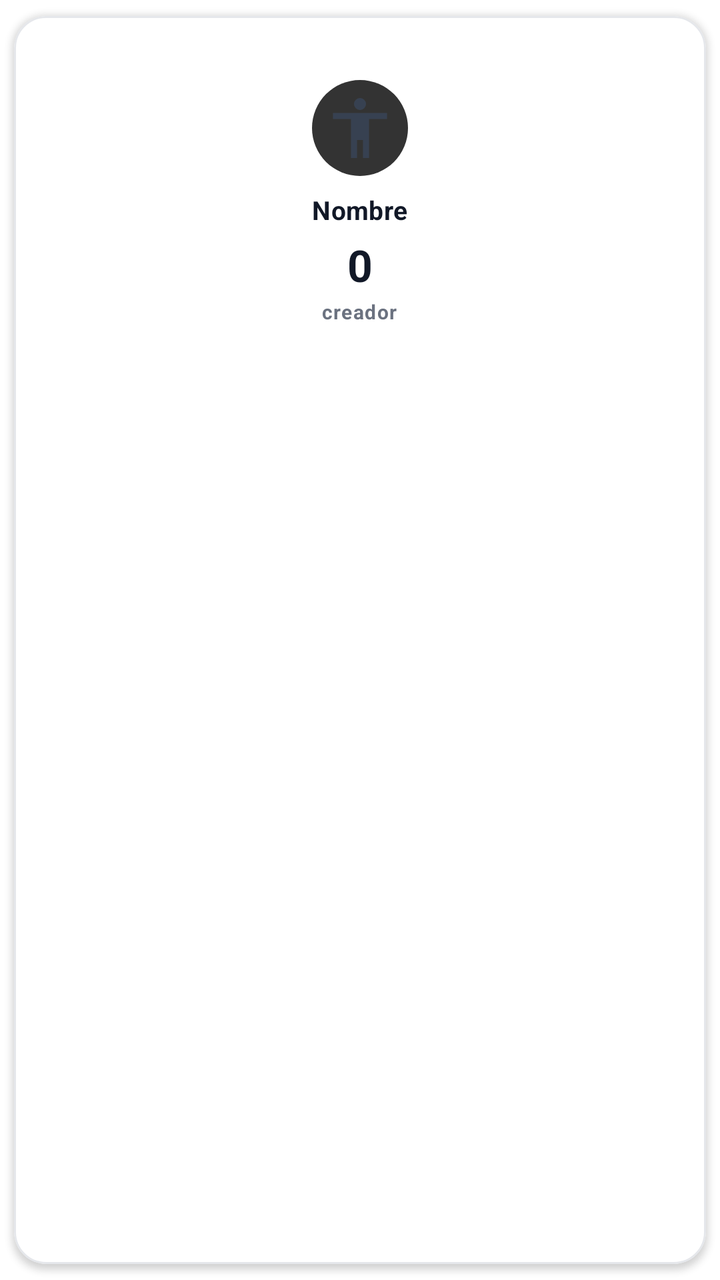
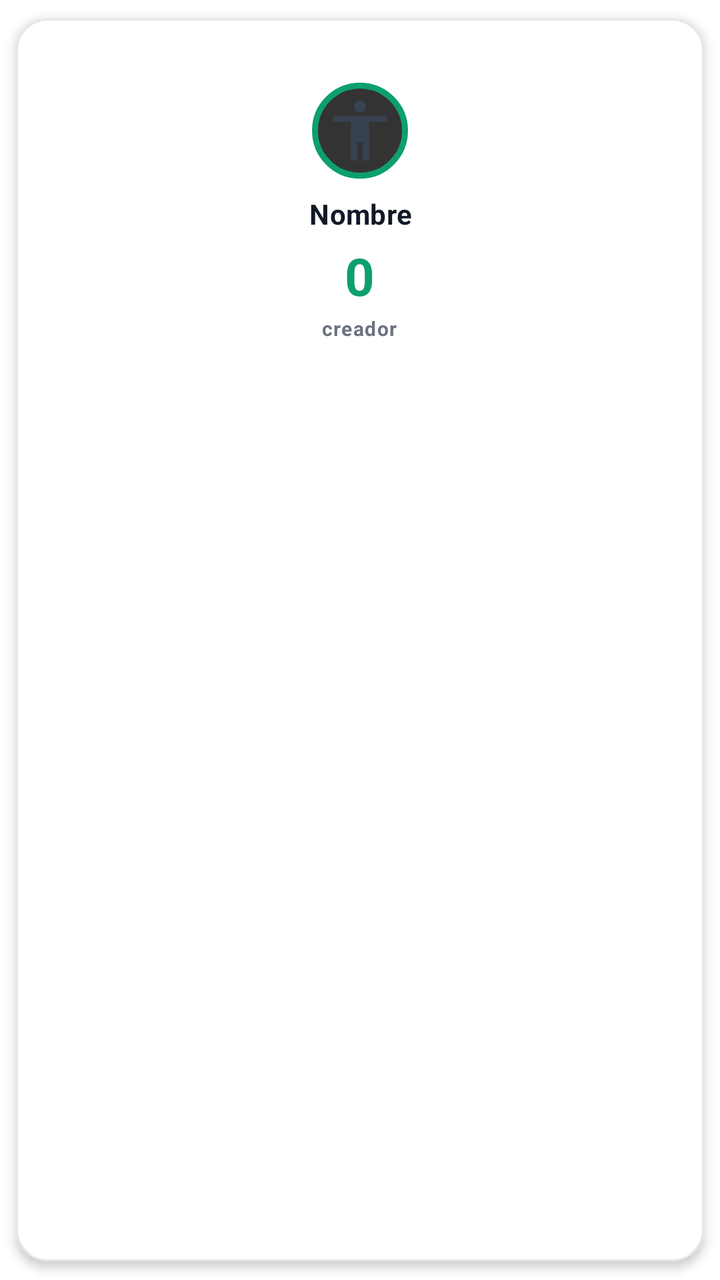

Screens rendered from an Android XML layout before and after an edit, with the pre-edit source and the edit as a unified diff.
<!-- AndroidManifest.xml: application theme Theme.TFG -->
<!-- res/layout/item_miembro_card.xml -->
<?xml version="1.0" encoding="utf-8"?>
<com.google.android.material.card.MaterialCardView
    xmlns:android="http://schemas.android.com/apk/res/android"
    xmlns:app="http://schemas.android.com/apk/res-auto"
    android:layout_width="160dp"
    android:layout_height="wrap_content"
    android:layout_marginEnd="10dp"
    app:cardCornerRadius="@dimen/corner_radius_lg"
    app:cardElevation="@dimen/elevation_pressed"
    app:cardBackgroundColor="@color/superficie"
    app:strokeColor="@color/divisor"
    app:strokeWidth="@dimen/stroke_thin">

    <LinearLayout
        android:layout_width="match_parent"
        android:layout_height="wrap_content"
        android:orientation="vertical"
        android:padding="@dimen/spacing_lg"
        android:gravity="center_horizontal">

        
        <ImageView
            android:id="@+id/ivMiembroAvatar"
            android:layout_width="48dp"
            android:layout_height="48dp"
            android:src="@drawable/perfil"
            android:contentDescription="@string/cd_avatar_miembro"
            android:scaleType="centerCrop"
            android:background="@drawable/bg_avatar_miembro"
            android:padding="6dp" />

        <TextView
            android:id="@+id/tvMiembroNombre"
            android:layout_width="wrap_content"
            android:layout_height="wrap_content"
            android:layout_marginTop="@dimen/spacing_sm"
            android:text="Nombre"
            android:textColor="@color/texto_principal"
            android:textSize="13sp"
            android:textStyle="bold"
            android:maxLines="1"
            android:ellipsize="end"
            android:gravity="center"
            android:textAppearance="@style/TextAppearance.TFG.SubTitulo" />

        <TextView
            android:id="@+id/tvMiembroPuntos"
            android:layout_width="wrap_content"
            android:layout_height="wrap_content"
            android:layout_marginTop="4dp"
            android:text="0"
            android:textColor="@color/texto_principal"
            android:textSize="22sp"
            android:textStyle="bold" />

        <TextView
            android:id="@+id/tvMiembroRol"
            android:layout_width="wrap_content"
            android:layout_height="wrap_content"
            android:layout_marginTop="2dp"
            android:text="creador"
            android:textColor="@color/gris"
            android:textSize="10sp"
            android:textStyle="bold"
            android:letterSpacing="0.05"
            android:textAppearance="@style/TextAppearance.TFG.Label" />

    </LinearLayout>

</com.google.android.material.card.MaterialCardView>
<!-- resources referenced by this layout -->
<resources>
  <color name="divisor">#E5E7EB</color>
  <color name="gris">#6B7280</color>
  <color name="superficie">#FFFFFF</color>
  <color name="texto_principal">#111827</color>
  <dimen name="corner_radius_lg">16dp</dimen>
  <dimen name="elevation_pressed">2dp</dimen>
  <dimen name="spacing_lg">16dp</dimen>
  <dimen name="spacing_sm">8dp</dimen>
  <dimen name="stroke_thin">1dp</dimen>
  <!-- drawable bg_avatar_miembro (drawable) -->
  <?xml version="1.0" encoding="utf-8"?>
  <shape xmlns:android="http://schemas.android.com/apk/res/android"
      android:shape="oval">
      <solid android:color="@color/avatar_miembro_bg" />
  </shape>
  <string name="cd_avatar_miembro">Avatar del miembro</string>
  <style name="TextAppearance.TFG.Label" parent="TextAppearance.MaterialComponents.Caption">
          <item name="android:textColor">@color/texto_deshabilitado</item>
          <item name="android:textSize">12sp</item>
          <item name="android:letterSpacing">0.03</item>
      </style>
  <style name="TextAppearance.TFG.SubTitulo" parent="TextAppearance.MaterialComponents.Subtitle1">
          <item name="android:textColor">@color/texto_principal</item>
          <item name="android:textStyle">bold</item>
          <item name="android:textSize">16sp</item>
      </style>
  <style name="Theme.TFG" parent="Tema.TFG.Moderno" />
  <color name="avatar_miembro_bg">#333333</color>
  <color name="texto_secundario">#374151</color>
  <color name="texto_deshabilitado">#6B7280</color>
  <color name="primario">#0E9F6E</color>
  <color name="primario_variant">#0A7D56</color>
  <color name="fondo">#FFFFFF</color>
  <color name="on_acento">#FFFFFF</color>
  <style name="Widget.TFG.EditText" parent="@style/Widget.MaterialComponents.TextInputEditText.OutlinedBox">
          <item name="android:textColor">@color/texto_principal</item>
          <item name="android:textColorHint">@color/texto_deshabilitado</item>
          <item name="android:background">@drawable/bg_input_campo</item>
          <item name="android:padding">@dimen/spacing_lg</item>
          <item name="android:textSize">15sp</item>
      </style>
  <style name="TextAppearance.TFG.Cuerpo" parent="TextAppearance.MaterialComponents.Body1">
          <item name="android:textColor">@color/texto_secundario</item>
          <item name="android:textSize">14sp</item>
          <item name="android:lineSpacingMultiplier">1.2</item>
      </style>
  <style name="TextAppearance.TFG.Headline" parent="TextAppearance.MaterialComponents.Headline5">
          <item name="android:textColor">@color/texto_principal</item>
          <item name="android:textStyle">bold</item>
          <item name="android:textSize">24sp</item>
          <item name="android:letterSpacing">-0.01</item>
      </style>
  <style name="TextAppearance.TFG.Titulo" parent="TextAppearance.MaterialComponents.Headline6">
          <item name="android:textColor">@color/texto_principal</item>
          <item name="android:textStyle">bold</item>
          <item name="android:textSize">20sp</item>
          <item name="android:letterSpacing">0</item>
      </style>
  <dimen name="corner_radius_xl">20dp</dimen>
  <dimen name="elevation_default">1dp</dimen>
  <dimen name="spacing_xs">4dp</dimen>
  <style name="TextAppearance.TFG.NavLabel" parent="TextAppearance.MaterialComponents.Caption">
          <item name="android:textSize">11sp</item>
          <item name="android:letterSpacing">0.02</item>
      </style>
  <!-- drawable bg_input_campo (drawable) -->
  <?xml version="1.0" encoding="utf-8"?>
  <shape xmlns:android="http://schemas.android.com/apk/res/android"
      android:shape="rectangle">
      <solid android:color="@color/superficie_variant" />
      <corners android:radius="14dp" />
      <stroke android:width="1dp" android:color="@color/divisor" />
  </shape>
  <color name="superficie_variant">#F9FAFB</color>
  <!-- unchanged entries left out for length: 4 -->
</resources>

<!-- the commit's change to res/layout/item_miembro_card.xml (unified diff, before → after) -->
@@ -6,10 +6,8 @@
     android:layout_height="wrap_content"
     android:layout_marginEnd="10dp"
     app:cardCornerRadius="@dimen/corner_radius_lg"
-    app:cardElevation="@dimen/elevation_pressed"
-    app:cardBackgroundColor="@color/superficie"
-    app:strokeColor="@color/divisor"
-    app:strokeWidth="@dimen/stroke_thin">
+    app:cardElevation="@dimen/elevation_card"
+    app:cardBackgroundColor="@color/superficie">
 
     <LinearLayout
         android:layout_width="match_parent"
@@ -26,7 +24,7 @@
             android:src="@drawable/perfil"
             android:contentDescription="@string/cd_avatar_miembro"
             android:scaleType="centerCrop"
-            android:background="@drawable/bg_avatar_miembro"
+            android:background="@drawable/bg_avatar_ring"
             android:padding="6dp" />
 
         <TextView
@@ -36,7 +34,7 @@
             android:layout_marginTop="@dimen/spacing_sm"
             android:text="Nombre"
             android:textColor="@color/texto_principal"
-            android:textSize="13sp"
+            android:textSize="14sp"
             android:textStyle="bold"
             android:maxLines="1"
             android:ellipsize="end"
@@ -49,9 +47,10 @@
             android:layout_height="wrap_content"
             android:layout_marginTop="4dp"
             android:text="0"
-            android:textColor="@color/texto_principal"
-            android:textSize="22sp"
+            android:textColor="@color/primario"
+            android:textSize="26sp"
             android:textStyle="bold" />
+
 
         <TextView
             android:id="@+id/tvMiembroRol"
<!-- resource entries referenced after the edit -->
@@ -5,16 +5,19 @@
   <color name="superficie">#FFFFFF</color>
   <color name="texto_principal">#111827</color>
   <dimen name="corner_radius_lg">16dp</dimen>
-  <dimen name="elevation_pressed">2dp</dimen>
+  <dimen name="elevation_card">3dp</dimen>
   <dimen name="spacing_lg">16dp</dimen>
   <dimen name="spacing_sm">8dp</dimen>
-  <dimen name="stroke_thin">1dp</dimen>
-  <!-- drawable bg_avatar_miembro (drawable) -->
+  <!-- drawable bg_avatar_ring (drawable) -->
   <?xml version="1.0" encoding="utf-8"?>
   <shape xmlns:android="http://schemas.android.com/apk/res/android"
       android:shape="oval">
       <solid android:color="@color/avatar_miembro_bg" />
+      <stroke
+          android:width="3dp"
+          android:color="@color/primario" />
   </shape>
+  <dimen name="stroke_thin">1dp</dimen>
   <string name="cd_avatar_miembro">Avatar del miembro</string>
   <style name="TextAppearance.TFG.Label" parent="TextAppearance.MaterialComponents.Caption">
           <item name="android:textColor">@color/texto_deshabilitado</item>
